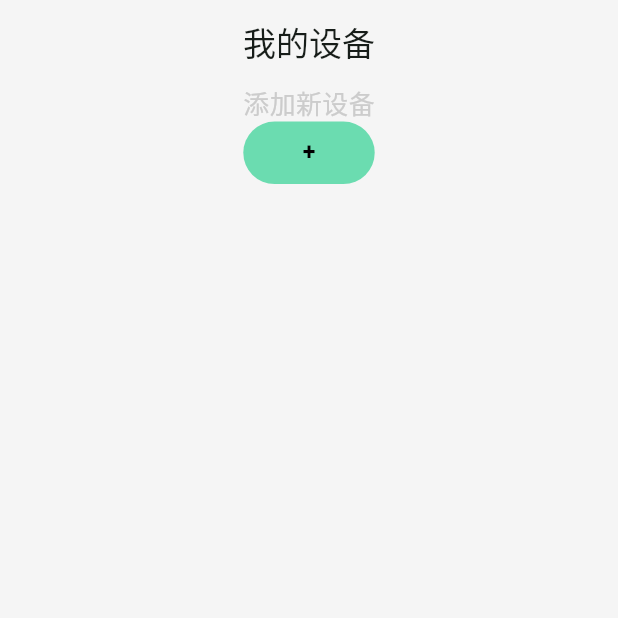
After one commit to zbliujia/p2p_client, a Flutter app: the IndexPage screen opened directly, on a phone screen of 412 x 824 dp, the top half of it. The commit adds this screen. Run offline on Flutter 3.47's test engine with Material 3 defaults, Android fonts, the phone set to English and light mode, and no system bars; our stand-ins replace cookie_jar, dio, dio_cookie_manager, flutter_easyloading, flutter_screenutil, keyboard_dismisser and 3 more; missing offline and left inert: image_save, mobile_scanner, network_info_plus; accounts and stored records are empty; network calls fail.

Commit message:
二维码扫描

```diff
--- a/lib/common/const.dart
+++ b/lib/common/const.dart
@@ -5,7 +5,10 @@ class RouterPath {
   static const String pathLogin = "/login";
   static const String pathDeviceAdd = "/deviceAdd";
   static const String pathDeviceScan = "/deviceScan";
+  static const String pathDeviceQRScan = "/deviceQRScan";
   static const String pathDeviceScanList = "/deviceScanList";
   static const String pathDeviceBind = "/deviceBind";
   static const String pathDeviceSelect = "/deviceSelect";
+  static const String pathDeviceConnect = "/deviceConnect";
+  static const String pathIndex = "/index";
 }
--- /dev/null
+++ b/lib/pages/index.dart
@@ -0,0 +1,72 @@
+import 'package:flutter/material.dart';
+import 'package:flutter/services.dart';
+import 'package:flutter_screenutil/flutter_screenutil.dart';
+import 'package:p2p_client/common/const.dart';
+import 'package:p2p_client/common/find_devices.dart';
+import 'package:p2p_client/pages/device_scan.dart';
+import 'package:p2p_client/widgets/base_state.dart';
+import 'package:p2p_client/widgets/custom_button.dart';
+
+import '../common/color_util.dart';
+import '../widgets/base_stateful_widget.dart';
+
+class IndexPage extends BaseStatefulWidget {
+  final Object? arguments;
+
+  IndexPage({Key? key, this.arguments}) : super(key: key);
+
+  @override
+  State createState() => _IndexPageState();
+}
+
+class _IndexPageState extends BaseState<IndexPage> {
+  @override
+  Widget build(BuildContext context) {
+    AppBar appBar = AppBar(
+      automaticallyImplyLeading: false,
+      elevation: 0,
+      backgroundColor: Colors.transparent,
+      title: const Text("我的设备"),
+      centerTitle: true,
+    );
+    return Scaffold(
+      extendBodyBehindAppBar: true,
+      appBar: appBar,
+      // extendBodyBehindAppBar: true,
+      body: Container(
+          padding: EdgeInsets.only(
+              top: appBar.preferredSize.height +
+                  MediaQuery.of(context).padding.top),
+          color: ColorUtil.mainBgColor,
+          width: double.infinity,
+          height: double.infinity,
+          child: Column(
+            children: [
+              Text(
+                "添加新设备",
+                style: TextStyle(
+                  fontSize: 18.sp,
+                  color: const Color(0xFFCCCCCC),
+                  // fontWeight: FontWeight.w600,
+                ),
+              ),
+              CustomButton(
+                titleStr: "+",
+                width: 84.w,
+                height: 40.w,
+                style: null,
+                onTap: () {
+                  Navigator.of(context).push(MaterialPageRoute(
+                    builder: (context) {
+                      return DeviceScanPage();
+                    },
+                    settings:
+                        const RouteSettings(name: RouterPath.pathDeviceAdd),
+                  ));
+                },
+              )
+            ],
+          )),
+    );
+  }
+}
--- a/pubspec.yaml
+++ b/pubspec.yaml
@@ -47,6 +47,7 @@ dependencies:
   video_player: ^2.8.1
   lottie: ^2.7.0
   keyboard_dismisser: ^3.0.0
+  mobile_scanner: ^3.5.5
 
 dev_dependencies:
   flutter_test:
```
Also changed, not shown: lib/main.dart (+10 -2 lines), lib/pages/device_connect.dart (added, +77 -0 lines), lib/pages/device_qr_scan.dart (added, +74 -0 lines), assets/images/qr_code.png (added), pubspec.lock, 2 other files.
